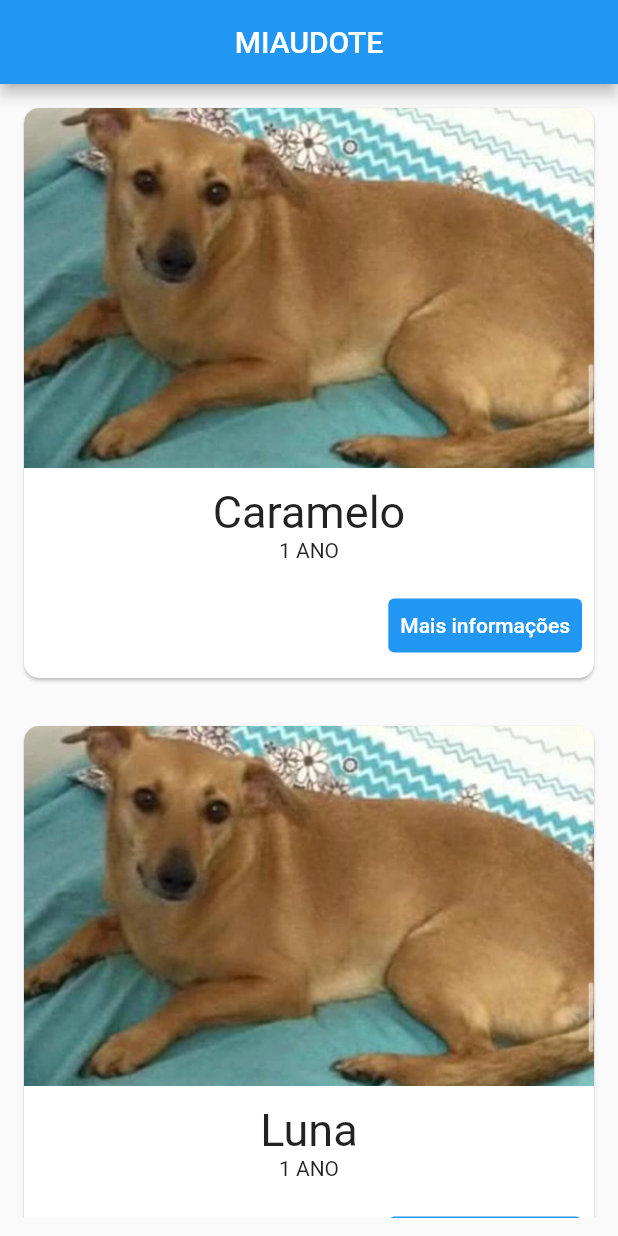
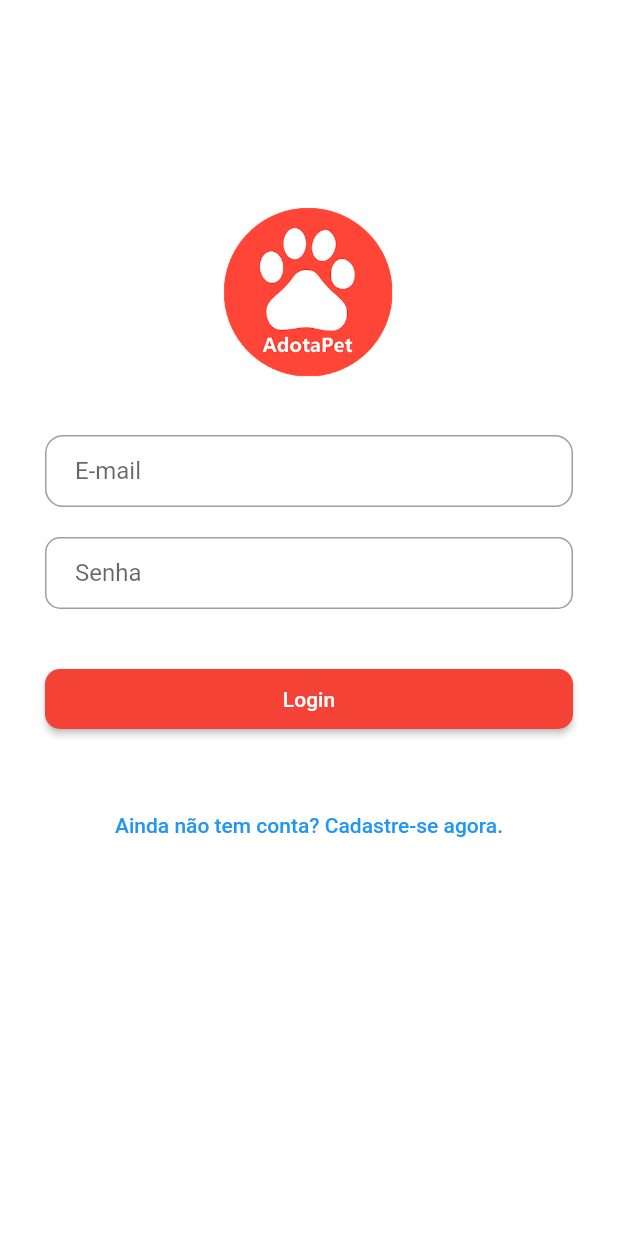
Before and after one commit to bantheus/proj-software-mobile-2022-2, a Flutter app: the screen it shows after launch, on a phone screen of 412 x 824 dp. Run offline on Flutter 3.47's test engine with Material 2 defaults, Android fonts, the phone set to English and light mode, and no system bars.

Commit message:
feat(login): primeiro commit

```diff
--- /dev/null
+++ b/lib/models/user.dart
@@ -0,0 +1,17 @@
+class User {
+  int id;
+  String nome;
+  String email;
+  String celular;
+  String senha;
+  bool status;
+
+  User({
+    required this.id,
+    required this.nome,
+    required this.email,
+    required this.celular,
+    required this.senha,
+    this.status = false
+  });
+}
--- a/lib/my_app.dart
+++ b/lib/my_app.dart
@@ -1,5 +1,7 @@
 import 'package:flutter/material.dart';
 import 'package:miaudote/screens/home_screen.dart';
+import 'package:miaudote/screens/login_screen.dart';
+
 
 class MyApp extends StatelessWidget {
   const MyApp({super.key});
@@ -12,7 +14,7 @@ class MyApp extends StatelessWidget {
       theme: ThemeData(
         primarySwatch: Colors.blue,
       ),
-      home:HomePage(),
+      home:LoginPage(),
     );
   }
 }
--- a/lib/repositories/pet_repository.dart
+++ b/lib/repositories/pet_repository.dart
@@ -1,10 +1,20 @@
 import 'package:miaudote/models/pet.dart';
+import 'dart:collection';
+import 'package:collection/src/iterable_extensions.dart';
+import 'package:flutter/material.dart';
 
-class PetRepository {
-  List<Pet> pets = [];
+
+class PetRepository extends ChangeNotifier {
+  List<Pet> _pets = [];
+
+  UnmodifiableListView<Pet> get pets => UnmodifiableListView<Pet>(_pets);
 
   PetRepository() {
-    pets = [
+    loadPets();
+  }
+
+  loadPets() {
+    _pets = [
       Pet(
         id: 0,
         nome: "Caramelo",
@@ -22,5 +32,6 @@ class PetRepository {
         idade: 1,
       ),
     ];
+    notifyListeners();
   }
 }
--- /dev/null
+++ b/lib/repositories/user_repository.dart
@@ -0,0 +1,41 @@
+import 'dart:collection';
+import 'package:collection/src/iterable_extensions.dart';
+
+import 'package:flutter/material.dart';
+import 'package:miaudote/models/user.dart';
+
+class UserRepository extends ChangeNotifier {
+  List<User> _users = [];
+
+  UnmodifiableListView<User> get users => UnmodifiableListView<User>(_users);
+
+  UserRepository() {
+    loadUsers();
+  }
+
+  User? findUser(String email) =>
+      _users.firstWhereOrNull((user) => user.email == email);
+
+  setStatus(User user) {
+    user.status = true;
+    notifyListeners();
+  }
+
+  loadUsers() {
+    _users = [
+      User(
+          id: 0,
+          nome: 'Amanda Cristina',
+          email: 'amanda@gmail.com',
+          celular: '42995674122',
+          senha: '123456'),
+      User(
+          id: 1,
+          nome: 'Amanda Cristina',
+          email: 'amanda@gmail.com',
+          celular: '42995674122',
+          senha: '123456')
+    ];
+    notifyListeners();
+  }
+}
--- a/lib/screens/home_screen.dart
+++ b/lib/screens/home_screen.dart
@@ -1,34 +1,34 @@
 import 'package:flutter/material.dart';
 import 'package:miaudote/models/pet.dart';
+import 'package:miaudote/models/user.dart';
 import 'package:miaudote/repositories/pet_repository.dart';
 import 'package:miaudote/widgets/pet_grid_view.dart';
 import 'package:miaudote/widgets/pet_image_card.dart';
+import 'package:miaudote/repositories/user_repository.dart';
+import 'package:provider/provider.dart';
 
 class HomePage extends StatefulWidget {
-  const HomePage({super.key});
+  final User user;
+
+  const HomePage({super.key, required this.user});
 
   @override
   State<HomePage> createState() => _HomePageState();
 }
 
 class _HomePageState extends State<HomePage> {
-  late final List<Pet> petList;
-
-  @override
-  void initState() {
-    super.initState();
-    petList = PetRepository().pets;
-  }
+  ValueNotifier<bool> showDescription = ValueNotifier(true);
 
   @override
   Widget build(BuildContext context) {
     return Scaffold(
       appBar: AppBar(
-        title: const Center(child: Text('MIAUDOTE')),
+        title: Center(child: Text(widget.user.nome)),
       ),
-      body: PetsGridView(
+      body: Consumer<PetRepository>(
+        builder: (context, repository, _) => PetsGridView(
           pets: List.from(
-          petList.map(
+            repository.pets.map(
               (Pet pet) => PetImageCard(
                 image: pet.imagem,
                 nome: pet.nome,
@@ -38,6 +38,7 @@ class _HomePageState extends State<HomePage> {
             ),
           ),
         ),
+      ),
     );
   }
 }
--- /dev/null
+++ b/lib/screens/login_screen.dart
@@ -0,0 +1,160 @@
+import 'package:flutter/material.dart';
+import 'package:miaudote/models/user.dart';
+import 'package:miaudote/repositories/user_repository.dart';
+import 'package:miaudote/screens/cadastro_screen.dart';
+import 'package:miaudote/screens/home_screen.dart';
+import 'package:provider/provider.dart';
+import 'package:collection/src/iterable_extensions.dart';
+
+class LoginPage extends StatefulWidget {
+  const LoginPage({Key? key}) : super(key: key);
+
+  @override
+  State<LoginPage> createState() => _LoginPageState();
+}
+
+class _LoginPageState extends State<LoginPage> {
+  final _formKey = GlobalKey<FormState>();
+  final _email = TextEditingController();
+  final _senha = TextEditingController();
+
+  autenticar() {
+    User? user = context.read<UserRepository>().findUser(_email.text);
+    if (user != null) {
+      if (user.senha == _senha.text) {
+        context.read<UserRepository>().setStatus(user);
+
+        Navigator.push(
+          context,
+          MaterialPageRoute(builder: (_) => HomePage(user: user)),
+        );
+
+      } else {
+        ScaffoldMessenger.of(context)
+            .showSnackBar(SnackBar(content: Text("Senha inválida")));
+      }
+    } else {
+      ScaffoldMessenger.of(context)
+          .showSnackBar(SnackBar(content: Text("Usuário não encontrado")));
+    }
+  }
+
+  validarForm() {
+    if (_formKey.currentState!.validate()) {
+      autenticar();
+    }
+  }
+
+  @override
+  Widget build(BuildContext context) {
+    return Scaffold(
+      backgroundColor: Colors.white,
+      body: SingleChildScrollView(
+        reverse: true,
+        child: Center(
+          child: Column(
+            children: [
+              Padding(
+                padding: const EdgeInsets.only(top: 120.0),
+                child: Container(
+                    width: 250,
+                    height: 150,
+                    child: Image.asset('images/logo.png')),
+              ),
+              Padding(
+                  padding:
+                      const EdgeInsets.symmetric(vertical: 20, horizontal: 30),
+                  child: Form(
+                      key: _formKey,
+                      child: Column(children: [
+                        TextFormField(
+                            controller: _email,
+                            keyboardType: TextInputType.emailAddress,
+                            decoration: InputDecoration(
+                              contentPadding:
+                                  EdgeInsets.symmetric(horizontal: 20.0),
+                              labelText: "E-mail",
+                              border: OutlineInputBorder(
+                                borderRadius: BorderRadius.circular(12),
+                              ),
+                            ),
+                            validator: (value) {
+                              String pattern =
+                                  r'^(([^<>()[\]\\.,;:\s@\"]+(\.[^<>()[\]\\.,;:\s@\"]+)*)|(\".+\"))@((\[[0-9]{1,3}\.[0-9]{1,3}\.[0-9]{1,3}\.[0-9]{1,3}\])|(([a-zA-Z\-0-9]+\.)+[a-zA-Z]{2,}))$';
+                              RegExp regExp = new RegExp(pattern);
+                              if (value!.isEmpty) {
+                                return 'Informe o email';
+                              }
+                              if (!regExp.hasMatch(value)) {
+                                return "Email inválido";
+                              }
+                              return null;
+                            }),
+                        SizedBox(
+                          height: 20,
+                        ),
+                        TextFormField(
+                            controller: _senha,
+                            obscureText: true,
+                            decoration: InputDecoration(
+                              contentPadding:
+                                  EdgeInsets.symmetric(horizontal: 20.0),
+                              labelText: "Senha",
+                              border: OutlineInputBorder(
+                                borderRadius: BorderRadius.circular(10),
+                              ),
+                            ),
+                            validator: (value) {
+                              if (value!.isEmpty) {
+                                return 'Informe a senha';
+                              }
+                              return null;
+                            } //imput
+                            ),
+                        SizedBox(
+                          height: 40,
+                        ),
+                        Container(
+                          height: 40,
+                          child: ElevatedButton(
+                            onPressed: () => validarForm(),
+                            child: Container(
+                                width: double.infinity,
+                                child: Text(
+                                  'Login',
+                                  textAlign: TextAlign.center,
+                                )),
+                            style: ButtonStyle(
+                              backgroundColor:
+                                  MaterialStateProperty.all<Color>(Colors.red),
+                              shape: MaterialStateProperty.all(
+                                RoundedRectangleBorder(
+                                    borderRadius: BorderRadius.circular(10)),
+                              ),
+                            ),
+                          ),
+                        ),
+                        SizedBox(
+                          height: 40,
+                        ),
+                        TextButton(
+                            onPressed: () {
+                              Navigator.push(
+                                context,
+                                MaterialPageRoute(
+                                  builder: (context) => CadastroPage(),
+                                ),
+                              );
+                            },
+                            child: Text(
+                              'Ainda não tem conta? Cadastre-se agora.',
+                              style: TextStyle(color: Colors.blue),
+                            )),
+                      ]))),
+            ],
+          ),
+        ),
+      ),
+    );
+  }
+}
--- a/pubspec.yaml
+++ b/pubspec.yaml
@@ -20,7 +20,7 @@ publish_to: 'none' # Remove this line if you wish to publish to pub.dev
 version: 1.0.0+1
 
 environment:
-  sdk: '>=2.18.0 <3.0.0'
+  sdk: '>=2.17.0 <3.0.0'
 
 # Dependencies specify other packages that your package needs in order to work.
 # To automatically upgrade your package dependencies to the latest versions
@@ -31,6 +31,7 @@ environment:
 dependencies:
   flutter:
     sdk: flutter
+  provider: ^6.0.3
 
 
   # The following adds the Cupertino Icons font to your application.
```
Also changed, not shown: lib/main.dart (+17 -1 lines), lib/screens/cadastro_screen.dart (added, +24 -0 lines), images/logo.png (added), pubspec.lock. Lines whose indentation alone changed are shown as unchanged.
